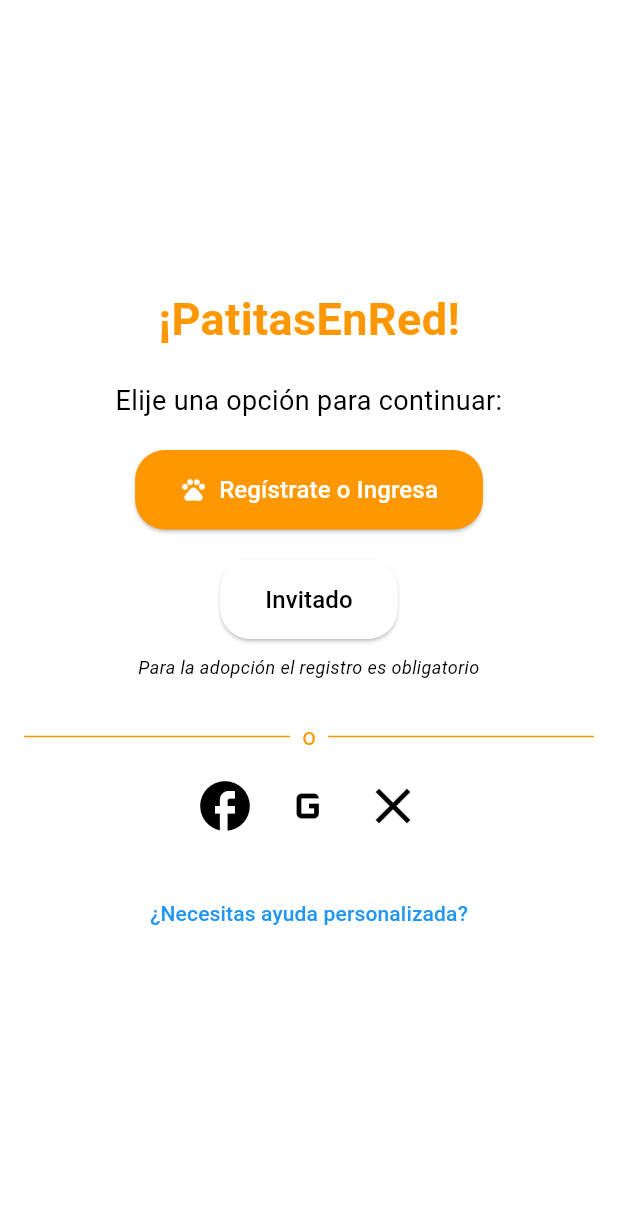
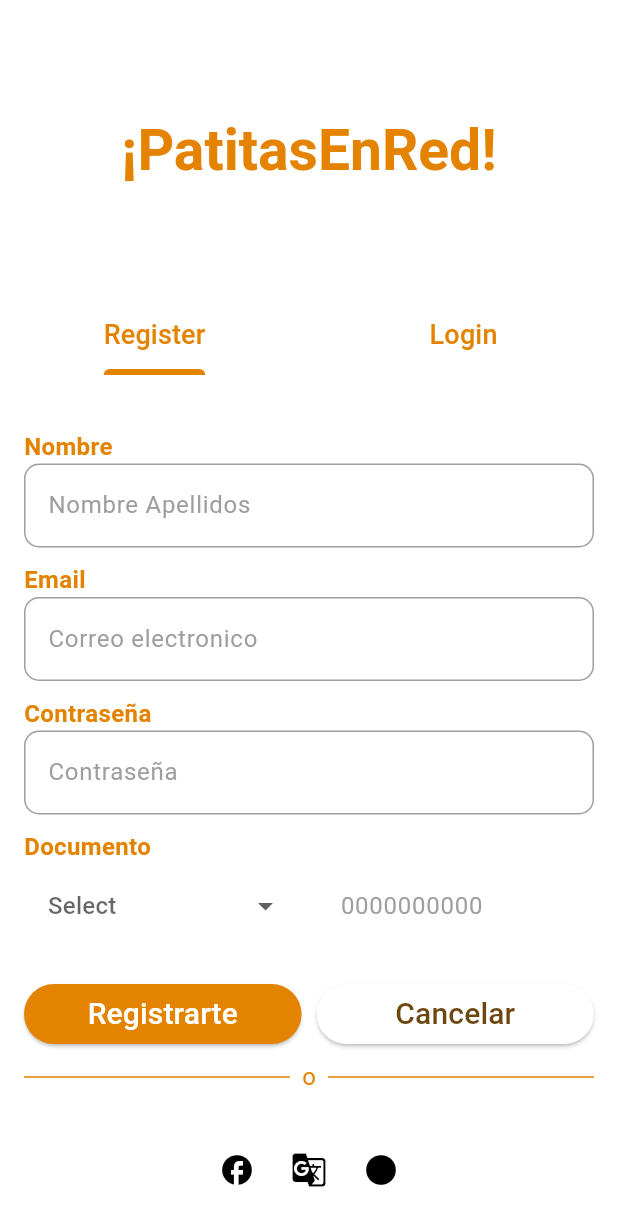
Before and after one commit to No-Country-simulation/S16-25-node-mobile, a Flutter app: the IndexPage screen opened by its route, after a tap on "Regístrate o Ingresa", on a phone screen of 412 x 824 dp. Shown: the top 1226 px of the screen. Run offline on Flutter 3.47's test engine with Material 3 defaults, Android fonts, the phone set to English and light mode, and no system bars; our stand-ins replace dio, flutter_dotenv, flutter_secure_storage, freezed_annotation, get, get_storage; accounts and stored records are empty; generated files the repository leaves out were written again; Roboto replaces fonts that are missing (Georgia).

Commit message:
arreglamos un poco el diseño
redefinimos algunos coloresy se mejooro un poco la vista

```diff
--- /dev/null
+++ b/frontend/app_patitas/lib/auth/pages/forms/register_form.dart
@@ -0,0 +1,232 @@
+import 'package:app_patitas/auth/structures/controllers/auth_controller.dart';
+import 'package:app_patitas/config/constantes/const.dart';
+import 'package:flutter/material.dart';
+import 'package:get/get.dart';
+
+class RegisterForm extends StatelessWidget {
+  final authController = Get.find<AuthController>();
+  RegisterForm({super.key});
+
+  @override
+  Widget build(BuildContext context) {
+    return Padding(
+      padding: const EdgeInsets.all(16.0),
+      child: SingleChildScrollView(
+        child: Column(
+          crossAxisAlignment: CrossAxisAlignment.stretch,
+          children: [
+            const SizedBox(height: 20),
+            _buildTextField(
+              label: 'Nombre',
+              hintText: 'Nombre Apellidos',
+              controlador: authController.nombreController,
+            ),
+            const SizedBox(height: 10),
+            _buildTextField(
+              label: 'Email',
+              hintText: 'Correo electronico',
+              controlador: authController.emailController,
+            ),
+            const SizedBox(height: 10),
+            _buildTextField(
+              label: 'Contraseña',
+              hintText: 'Contraseña',
+              obscureText: true,
+              controlador: authController.passwordController,
+            ),
+            const SizedBox(height: 10),
+            _buildDropdownField(
+              label: 'Documento',
+            ),
+            const SizedBox(height: 20),
+            Row(
+              children: [
+                Expanded(
+                  child: ElevatedButton(
+                    onPressed: () {
+                      // Handle registration logic
+                    },
+                    style: ElevatedButton.styleFrom(
+                        backgroundColor: Const.primaryColorTextOrange),
+                    child: const Text(
+                      'Registrarte',
+                      style: TextStyle(fontSize: 20, color: Colors.white),
+                    ),
+                  ),
+                ),
+                const SizedBox(width: 10),
+                Expanded(
+                  child: ElevatedButton(
+                    onPressed: () {},
+                    style: ElevatedButton.styleFrom(
+                        backgroundColor: Const.colorTextWhite),
+                    child: const Text(
+                      'Cancelar',
+                      style: TextStyle(
+                          fontSize: 20, color: Color.fromARGB(240, 99, 60, 1)),
+                    ),
+                  ),
+                ),
+              ],
+            ),
+            const Row(
+              children: <Widget>[
+                Expanded(
+                  child: Divider(
+                    color: Const.primaryColorTextOrange,
+                    height: 36,
+                  ),
+                ),
+                Padding(
+                  padding: EdgeInsets.symmetric(horizontal: 8.0),
+                  child: Text('o',
+                      style: TextStyle(
+                          fontSize: 16, color: Const.primaryColorTextOrange)),
+                ),
+                Expanded(
+                  child: Divider(
+                    color: Const.primaryColorBoton,
+                    height: 36,
+                  ),
+                ),
+              ],
+            ),
+            const SizedBox(height: 20),
+            Row(
+              mainAxisAlignment: MainAxisAlignment.center,
+              children: [
+                IconButton(
+                  icon: const Icon(Icons.facebook),
+                  onPressed: () {
+                    // Handle Facebook login
+                  },
+                ),
+                IconButton(
+                  icon: const Icon(Icons.g_translate),
+                  onPressed: () {
+                    // Handle Google login
+                  },
+                ),
+                IconButton(
+                  icon: const Icon(Icons.circle),
+                  onPressed: () {
+                    // Handle Twitter login
+                  },
+                ),
+              ],
+            ),
+          ],
+        ),
+      ),
+    );
+  }
+
+  Widget _buildTextField(
+      {String? label,
+      String? hintText,
+      bool obscureText = false,
+      TextEditingController? controlador}) {
+    return Column(
+      crossAxisAlignment: CrossAxisAlignment.start,
+      children: [
+        Text(
+          label!,
+          style: const TextStyle(
+            fontSize: 16,
+            fontWeight: FontWeight.bold,
+            color: Const.primaryColorTextOrange,
+          ),
+        ),
+        TextField(
+          controller: controlador,
+          decoration: InputDecoration(
+            hintStyle: const TextStyle(color: Colors.grey),
+            hintText: hintText,
+            border: OutlineInputBorder(
+              borderRadius: BorderRadius.circular(10.0),
+              borderSide: const BorderSide(
+                  color: Colors.grey,
+                  width: 1.0), // Cambia el color y el grosor del borde aquí
+            ),
+            enabledBorder: OutlineInputBorder(
+              borderRadius: BorderRadius.circular(10.0),
+              borderSide: const BorderSide(
+                  color: Colors.grey,
+                  width: 1.0), // Borde cuando el TextField está habilitado
+            ),
+            focusedBorder: OutlineInputBorder(
+              borderRadius: BorderRadius.circular(10.0),
+              borderSide: const BorderSide(
+                  color: Colors.grey,
+                  width: 1.0), // Borde cuando el TextField está enfocado
+            ),
+            errorBorder: OutlineInputBorder(
+              borderRadius: BorderRadius.circular(10.0),
+              borderSide: const BorderSide(
+                  color: Colors.grey, width: 1.0), // Borde cuando hay un error
+            ),
+            focusedErrorBorder: OutlineInputBorder(
+              borderRadius: BorderRadius.circular(10.0),
+              borderSide: const BorderSide(
+                  color: Colors.grey,
+                  width:
+                      1.0), // Borde cuando hay un error y el TextField está enfocado
+            ),
+          ),
+          obscureText: obscureText,
+        ),
+      ],
+    );
+  }
+
+  Widget _buildDropdownField({String? label}) {
+    return Column(
+      crossAxisAlignment: CrossAxisAlignment.start,
+      children: [
+        Text(
+          label!,
+          style: const TextStyle(
+            fontSize: 16,
+            fontWeight: FontWeight.bold,
+            color: Const.primaryColorTextOrange,
+          ),
+        ),
+        Row(
+          children: [
+            Expanded(
+              child: DropdownButtonFormField<String>(
+                items: [
+                  const DropdownMenuItem(
+                    value: '1',
+                    child: Text('Option 1'),
+                  ),
+                  const DropdownMenuItem(
+                    value: '2',
+                    child: Text('Option 2'),
+                  ),
+                ],
+                onChanged: (value) {
+                  authController.documentController = value;
+                },
+                hint: const Text('Select'),
+                decoration: const InputDecoration(
+                  border: OutlineInputBorder(),
+                ),
+              ),
+            ),
+            const SizedBox(width: 10),
+            const Expanded(
+              child: TextField(
+                decoration: InputDecoration(
+                  hintStyle: TextStyle(color: Colors.grey),
+                  hintText: '0000000000',
+                  border: OutlineInputBorder(),
+                ),
+              ),
+            ),
+          ],
+        ),
+      ],
+    );
+  }
+}
--- /dev/null
+++ b/frontend/app_patitas/lib/auth/pages/register_and_login_page.dart
@@ -0,0 +1,49 @@
+import 'package:app_patitas/auth/pages/forms/login_form.dart';
+import 'package:app_patitas/auth/pages/forms/register_form.dart';
+import 'package:app_patitas/config/constantes/const.dart';
+import 'package:flutter/material.dart';
+
+class RegisterAndLoginPage extends StatelessWidget {
+  const RegisterAndLoginPage({super.key});
+
+  @override
+  Widget build(BuildContext context) {
+    return DefaultTabController(
+      length: 2, // Number of tabs
+      child: Scaffold(
+        appBar: AppBar(
+          toolbarHeight: 200,
+          centerTitle: true,
+          title: const Text(
+            '¡PatitasEnRed!',
+            style: TextStyle(
+              fontSize: 38,
+              fontWeight: FontWeight.bold,
+              color: Const.primaryColorTextOrange,
+            ),
+            textAlign: TextAlign.center,
+          ),
+          bottom: const TabBar(
+            unselectedLabelColor: Const.primaryColorTextOrange,
+            indicatorColor: Const.primaryColorTextOrange,
+            indicatorWeight: 4,
+            labelStyle: TextStyle(
+                fontSize: 18,
+                //fontWeight: FontWeight.bold,
+                color: Const.primaryColorTextOrange),
+            tabs: [
+              Tab(text: 'Register'),
+              Tab(text: 'Login'),
+            ],
+          ),
+        ),
+        body: TabBarView(
+          children: [
+            RegisterForm(),
+            LoginForm(),
+          ],
+        ),
+      ),
+    );
+  }
+}
--- a/frontend/app_patitas/lib/auth/structures/controllers/auth_controller.dart
+++ b/frontend/app_patitas/lib/auth/structures/controllers/auth_controller.dart
@@ -1,3 +1,16 @@
+import 'package:flutter/widgets.dart';
 import 'package:get/get.dart';
 
-class AuthController extends GetxController {}
+class AuthController extends GetxController {
+  TextEditingController nombreController = TextEditingController();
+  TextEditingController emailController = TextEditingController();
+  TextEditingController passwordController = TextEditingController();
+  String? documentController;
+
+  void login() {
+    String nombre = nombreController.text;
+    String email = emailController.text;
+    String password = passwordController.text;
+    String document = documentController!;
+  }
+}
--- a/frontend/app_patitas/lib/config/constantes/const.dart
+++ b/frontend/app_patitas/lib/config/constantes/const.dart
@@ -1,6 +1,12 @@
+import 'package:flutter/widgets.dart';
 import 'package:flutter_secure_storage/flutter_secure_storage.dart';
 
 class Const {
   static FlutterSecureStorage getStorage = FlutterSecureStorage();
   static const String baseUrl = 'http://192.168.1.1';
+
+  static const Color primaryColorBoton = Color(0xFFE38300);
+  static const Color primaryColorTextOrange = Color(0xFFE38300);
+  static const Color colorTextWhite = Color(0xFFFFFFFF);
+  static const Color colorTextBlack = Color(0xFF000000);
 }
--- a/frontend/app_patitas/lib/config/router/app_router.dart
+++ b/frontend/app_patitas/lib/config/router/app_router.dart
@@ -1,3 +1,4 @@
+import 'package:app_patitas/auth/pages/register_and_login_page.dart';
 import 'package:app_patitas/index/index_page.dart';
 import 'package:app_patitas/onboarding/onepage.dart';
 import 'package:app_patitas/splash/splash_page.dart';
@@ -11,8 +12,7 @@ abstract class Routes {
 
   //
   static const HOME = '/home';
-  static const LOGIN = '/login';
-  static const SIGNUP = '/signup';
+  static const REGISTERANDLOGIN = '/registerandlogin';
 }
 
 class AppRouter {
@@ -21,6 +21,11 @@ class AppRouter {
       GetPage(name: Routes.INITIAL, page: () => OnePage()),
       GetPage(name: Routes.ONBOARDING, page: () => OnePage()),
       GetPage(name: Routes.INDEX, page: () => IndexPage()),
+
+      //
+
+      GetPage(
+          name: Routes.REGISTERANDLOGIN, page: () => RegisterAndLoginPage()),
     ];
   }
 }
--- a/frontend/app_patitas/lib/index/index_page.dart
+++ b/frontend/app_patitas/lib/index/index_page.dart
@@ -1,4 +1,7 @@
+import 'package:app_patitas/config/constantes/const.dart';
+import 'package:app_patitas/config/router/app_router.dart';
 import 'package:flutter/material.dart';
+import 'package:get/get.dart';
 
 class IndexPage extends StatelessWidget {
   const IndexPage({super.key});
@@ -18,7 +21,7 @@ class IndexPage extends StatelessWidget {
               style: TextStyle(
                 fontSize: 30,
                 fontWeight: FontWeight.bold,
-                color: Colors.orange,
+                color: Const.primaryColorTextOrange,
               ),
             ),
             const SizedBox(height: 20),
@@ -30,8 +33,8 @@ class IndexPage extends StatelessWidget {
             const SizedBox(height: 20),
             ElevatedButton.icon(
               style: ElevatedButton.styleFrom(
-                foregroundColor: Colors.white,
-                backgroundColor: Colors.orange,
+                foregroundColor: Const.colorTextWhite,
+                backgroundColor: Const.primaryColorTextOrange,
                 padding:
                     const EdgeInsets.symmetric(horizontal: 30, vertical: 15),
                 shape: RoundedRectangleBorder(
@@ -44,14 +47,14 @@ class IndexPage extends StatelessWidget {
                 style: TextStyle(fontSize: 16),
               ),
               onPressed: () {
-                // Navigate to Register or Login
+                Get.offAllNamed(Routes.REGISTERANDLOGIN);
               },
             ),
             const SizedBox(height: 20),
             ElevatedButton.icon(
               style: ElevatedButton.styleFrom(
-                foregroundColor: Colors.black,
-                backgroundColor: Colors.white,
+                foregroundColor: Const.colorTextBlack,
+                backgroundColor: Const.colorTextWhite,
                 padding:
                     const EdgeInsets.symmetric(horizontal: 30, vertical: 15),
                 shape: RoundedRectangleBorder(
@@ -77,18 +80,19 @@ class IndexPage extends StatelessWidget {
               children: <Widget>[
                 Expanded(
                   child: Divider(
-                    color: Colors.orange,
+                    color: Const.primaryColorTextOrange,
                     height: 36,
                   ),
                 ),
                 Padding(
                   padding: EdgeInsets.symmetric(horizontal: 8.0),
                   child: Text('o',
-                      style: TextStyle(fontSize: 16, color: Colors.orange)),
+                      style: TextStyle(
+                          fontSize: 16, color: Const.primaryColorTextOrange)),
                 ),
                 Expanded(
                   child: Divider(
-                    color: Colors.orange,
+                    color: Const.primaryColorTextOrange,
                     height: 36,
                   ),
                 ),
```
Also changed, not shown: frontend/app_patitas/lib/auth/pages/forms/login_form.dart (added, +178 -0 lines), frontend/app_patitas/lib/onboarding/onepage.dart (+14 -12 lines), frontend/app_patitas/lib/auth/pages/login/login_page.dart (deleted), frontend/app_patitas/lib/auth/pages/register/register_page.dart (deleted).
